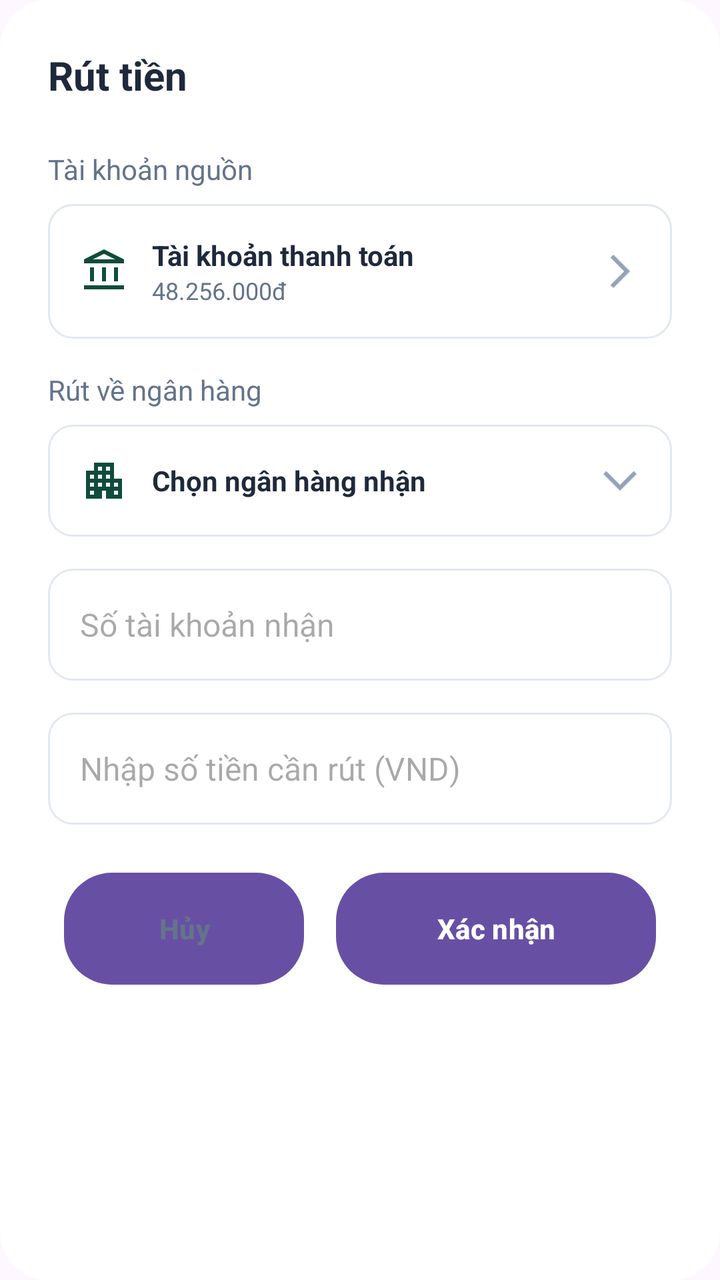
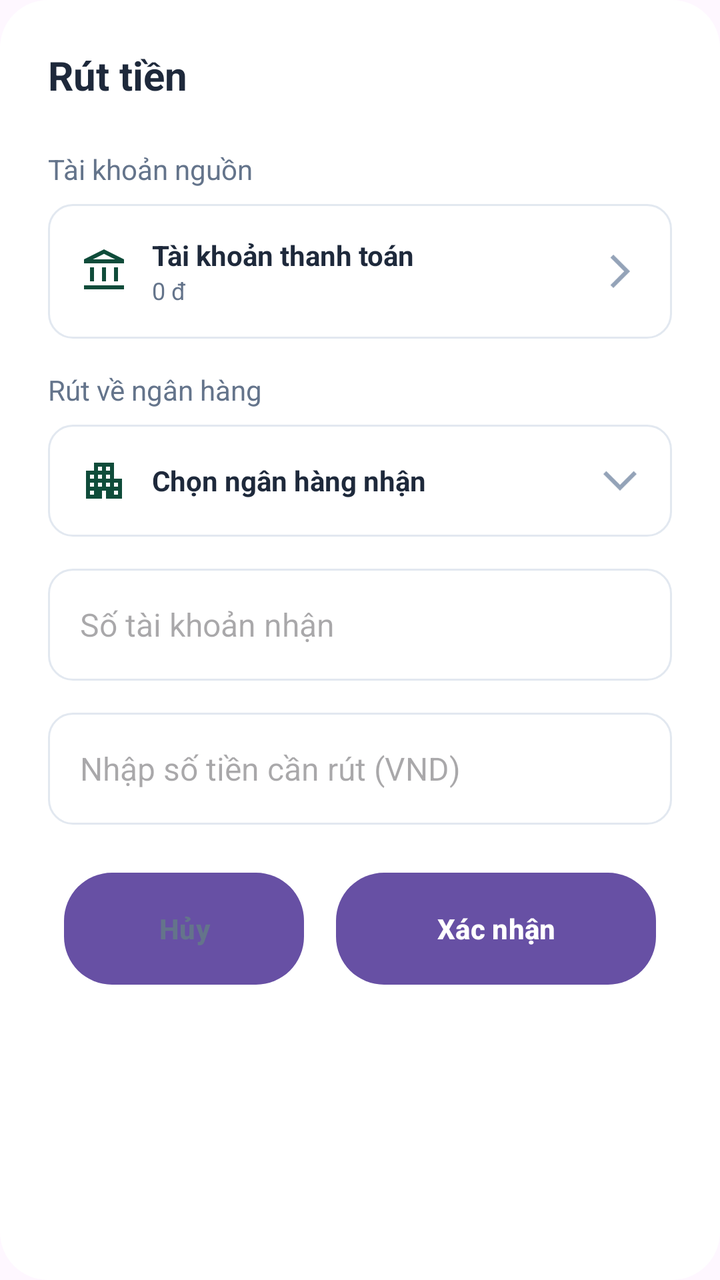

Compare the two renders of this Android layout. The source of the first and the diff that turns it into the second are given below.
<!-- AndroidManifest.xml: application theme Theme.Industrial_and_Commercial_Bank_of_TDTU -->
<!-- res/layout/dialog_withdraw.xml -->
<?xml version="1.0" encoding="utf-8"?>
<LinearLayout xmlns:android="http://schemas.android.com/apk/res/android"
    android:layout_width="match_parent"
    android:layout_height="wrap_content"
    android:orientation="vertical"
    android:padding="24dp"
    android:background="@drawable/bg_dialog_rounded">

    <TextView
        android:id="@+id/tvDialogTitle"
        android:layout_width="wrap_content"
        android:layout_height="wrap_content"
        android:text="Rút tiền"
        android:textSize="20sp"
        android:textStyle="bold"
        android:textColor="#1E293B"
        android:layout_marginBottom="24dp"/>

    <TextView
        android:layout_width="wrap_content"
        android:layout_height="wrap_content"
        android:text="Tài khoản nguồn"
        android:textSize="14sp"
        android:textColor="#64748B"
        android:layout_marginBottom="8dp"/>

    <LinearLayout
        android:layout_width="match_parent"
        android:layout_height="wrap_content"
        android:orientation="horizontal"
        android:background="@drawable/bg_input_stroke"
        android:padding="16dp"
        android:layout_marginBottom="16dp"
        android:gravity="center_vertical">

        <ImageView
            android:layout_width="24dp"
            android:layout_height="24dp"
            android:src="@drawable/account_balance_24px"
            android:layout_marginEnd="12dp"
            app:tint="#0F4C3A"
            xmlns:app="http://schemas.android.com/apk/res-auto"/>

        <LinearLayout
            android:layout_width="0dp"
            android:layout_weight="1"
            android:layout_height="wrap_content"
            android:orientation="vertical">
            <TextView
                android:layout_width="wrap_content"
                android:layout_height="wrap_content"
                android:text="Tài khoản thanh toán"
                android:textSize="14sp"
                android:textColor="#1E293B"
                android:textStyle="bold"/>
            <TextView
                android:layout_width="wrap_content"
                android:layout_height="wrap_content"
                android:text="48.256.000đ"
                android:textSize="12sp"
                android:textColor="#64748B"/>
        </LinearLayout>

        <ImageView
            android:layout_width="20dp"
            android:layout_height="20dp"
            android:src="@drawable/arrow_forward_ios"
            app:tint="#94A3B8"
            xmlns:app="http://schemas.android.com/apk/res-auto"/>
    </LinearLayout>

    <TextView
        android:layout_width="wrap_content"
        android:layout_height="wrap_content"
        android:text="Rút về ngân hàng"
        android:textSize="14sp"
        android:textColor="#64748B"
        android:layout_marginBottom="8dp"/>

    
    <LinearLayout
        android:id="@+id/llBankSelection"
        android:layout_width="match_parent"
        android:layout_height="wrap_content"
        android:orientation="horizontal"
        android:background="@drawable/bg_input_stroke"
        android:padding="16dp"
        android:layout_marginBottom="16dp"
        android:gravity="center_vertical">

        <ImageView
            android:id="@+id/imgBankLogo"
            android:layout_width="24dp"
            android:layout_height="24dp"
            android:src="@drawable/apartment_24px"
            android:layout_marginEnd="12dp"
            app:tint="#0F4C3A"
            xmlns:app="http://schemas.android.com/apk/res-auto"/>

        <LinearLayout
            android:layout_width="0dp"
            android:layout_weight="1"
            android:layout_height="wrap_content"
            android:orientation="vertical">
            <TextView
                android:id="@+id/tvBankName"
                android:layout_width="wrap_content"
                android:layout_height="wrap_content"
                android:text="Chọn ngân hàng nhận"
                android:textSize="14sp"
                android:textColor="#1E293B"
                android:textStyle="bold"/>
        </LinearLayout>

        <ImageView
            android:layout_width="20dp"
            android:layout_height="20dp"
            android:src="@drawable/arrow_forward_ios"
            android:rotation="90"
            app:tint="#94A3B8"
            xmlns:app="http://schemas.android.com/apk/res-auto"/>
    </LinearLayout>

    <EditText
        android:id="@+id/etBankAccountNumber"
        android:layout_width="match_parent"
        android:layout_height="56dp"
        android:hint="Số tài khoản nhận"
        android:background="@drawable/bg_input_stroke"
        android:paddingHorizontal="16dp"
        android:layout_marginBottom="16dp"
        android:inputType="number"
        android:textSize="16sp"/>

    <EditText
        android:id="@+id/etAmount"
        android:layout_width="match_parent"
        android:layout_height="56dp"
        android:hint="Nhập số tiền cần rút (VND)"
        android:background="@drawable/bg_input_stroke"
        android:paddingHorizontal="16dp"
        android:layout_marginBottom="24dp"
        android:inputType="numberDecimal"
        android:textSize="16sp"/>

    <LinearLayout
        android:layout_width="match_parent"
        android:layout_height="wrap_content"
        android:orientation="horizontal"
        android:gravity="center">

        <Button
            android:id="@+id/btnCancel"
            android:layout_width="120dp"
            android:layout_height="56dp"
            android:text="Hủy"
            android:backgroundTint="@color/transparent"
            android:background="@drawable/bg_btn_secondary"
            android:textColor="#64748B"
            android:layout_marginEnd="16dp"
            android:textStyle="bold"/>

        <Button
            android:id="@+id/btnConfirm"
            android:layout_width="160dp"
            android:layout_height="56dp"
            android:text="Xác nhận"
            android:backgroundTint="@color/transparent"
            android:background="@drawable/bg_btn_primary"
            android:textColor="#FFFFFF"
            android:textStyle="bold"/>

    </LinearLayout>

</LinearLayout>
<!-- resources referenced by this layout -->
<resources>
  <color name="transparent">#00000000</color>
  <!-- drawable account_balance_24px (drawable) -->
  <vector xmlns:android="http://schemas.android.com/apk/res/android"
      android:width="20dp"
      android:height="20dp"
      android:viewportWidth="960"
      android:viewportHeight="960"
      android:tint="@color/white">
    <path
        android:fillColor="@android:color/white"
        android:pathData="M200,680L200,400L280,400L280,680L200,680ZM440,680L440,400L520,400L520,680L440,680ZM80,840L80,760L880,760L880,840L80,840ZM680,680L680,400L760,400L760,680L680,680ZM80,320L80,240L480,40L880,240L880,320L80,320ZM258,240L480,240L702,240L258,240ZM258,240L702,240L480,130L258,240Z"/>
  </vector>
  <!-- drawable apartment_24px (drawable) -->
  <vector xmlns:android="http://schemas.android.com/apk/res/android"
      android:width="24dp"
      android:height="24dp"
      android:viewportWidth="960"
      android:viewportHeight="960"
      android:tint="?attr/colorControlNormal">
    <path
        android:fillColor="@android:color/white"
        android:pathData="M120,840L120,280L280,280L280,120L680,120L680,440L840,440L840,840L520,840L520,680L440,680L440,840L120,840ZM200,760L280,760L280,680L200,680L200,760ZM200,600L280,600L280,520L200,520L200,600ZM200,440L280,440L280,360L200,360L200,440ZM360,600L440,600L440,520L360,520L360,600ZM360,440L440,440L440,360L360,360L360,440ZM360,280L440,280L440,200L360,200L360,280ZM520,600L600,600L600,520L520,520L520,600ZM520,440L600,440L600,360L520,360L520,440ZM520,280L600,280L600,200L520,200L520,280ZM680,760L760,760L760,680L680,680L680,760ZM680,600L760,600L760,520L680,520L680,600Z"/>
  </vector>
  <!-- drawable arrow_forward_ios (drawable) -->
  <vector xmlns:android="http://schemas.android.com/apk/res/android"
      android:width="24dp"
      android:height="24dp"
      android:viewportWidth="24"
      android:viewportHeight="24">
      <path android:fillColor="@android:color/darker_gray"
          android:pathData="M8.03,22L6.25,20.23L14.48,12L6.25,3.77L8.03,2l10,10l-10,10Z"/>
  </vector>
  <!-- drawable bg_btn_primary (drawable) -->
  <?xml version="1.0" encoding="utf-8"?>
  <shape xmlns:android="http://schemas.android.com/apk/res/android">
      <solid android:color="#0F4C3A" />
      <corners android:radius="24dp" />
  </shape>
  <!-- drawable bg_btn_secondary (drawable) -->
  <?xml version="1.0" encoding="utf-8"?>
  <shape xmlns:android="http://schemas.android.com/apk/res/android">
      <solid android:color="#F1F5F9" />
      <corners android:radius="24dp" />
  </shape>
  <!-- drawable bg_dialog_rounded (drawable) -->
  <?xml version="1.0" encoding="utf-8"?>
  <shape xmlns:android="http://schemas.android.com/apk/res/android">
      <solid android:color="#FFFFFF" />
      <corners android:radius="24dp" />
  </shape>
  <!-- drawable bg_input_stroke (drawable) -->
  <?xml version="1.0" encoding="utf-8"?>
  <shape xmlns:android="http://schemas.android.com/apk/res/android">
      <solid android:color="#FFFFFF" />
      <corners android:radius="12dp" />
      <stroke android:width="1dp" android:color="#E2E8F0" />
  </shape>
  <style name="Theme.Industrial_and_Commercial_Bank_of_TDTU" parent="Base.Theme.Industrial_and_Commercial_Bank_of_TDTU" />
  <color name="white">#FFFFFFFF</color>
  <style name="Base.Theme.Industrial_and_Commercial_Bank_of_TDTU" parent="Theme.Material3.DayNight.NoActionBar">
          
          
      </style>
</resources>

<!-- the commit's change to res/layout/dialog_withdraw.xml (unified diff, before → after) -->
@@ -54,9 +54,10 @@
                 android:textColor="#1E293B"
                 android:textStyle="bold"/>
             <TextView
+                android:id="@+id/tvSourceBalance"
                 android:layout_width="wrap_content"
                 android:layout_height="wrap_content"
-                android:text="48.256.000đ"
+                android:text="0 đ"
                 android:textSize="12sp"
                 android:textColor="#64748B"/>
         </LinearLayout>
